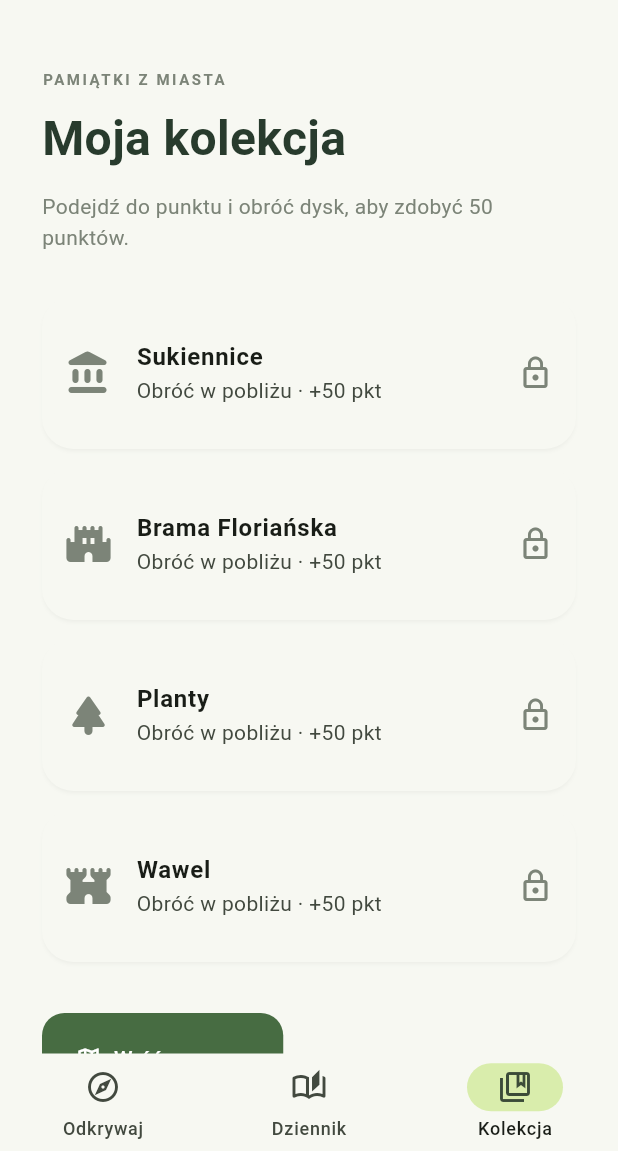
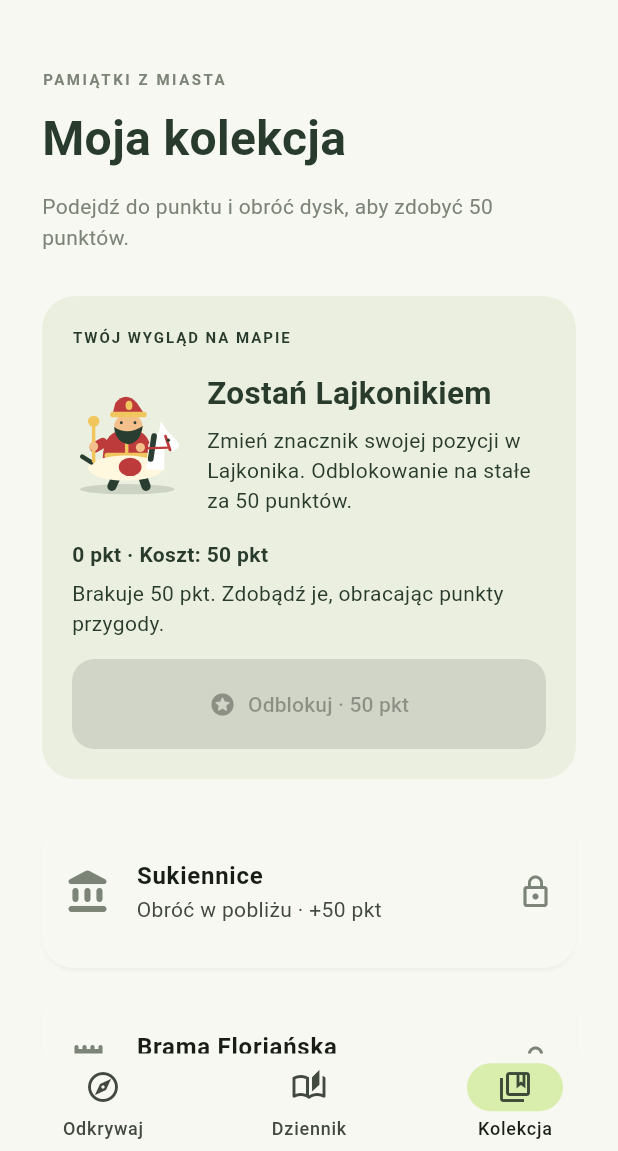
Before and after one commit to Pedritos22/LajkonikGO, a Flutter app: the screen it shows after launch, item 3 of the bottom bar chosen, on a phone screen of 412 x 824 dp, the part 85-1236 px from its top. Run offline on Flutter 3.47's test engine with Material 3 defaults, Android fonts, the phone set to English and light mode, and no system bars; our stand-ins replace flutter_map, geolocator, latlong2, shared_preferences; Roboto replaces fonts that are missing (Segoe UI).

Commit message:
feat: add rewards system

```diff
--- a/mobile/lib/main.dart
+++ b/mobile/lib/main.dart
@@ -13,6 +13,8 @@ import 'rewards.dart';
 import 'point_sheet.dart';
 import 'routing.dart';
 import 'route_sheet.dart';
+import 'lajkonik_avatar.dart';
+import 'skin_card.dart';
 
 const ink = Color(0xFF283B2D);
 const green = Color(0xFF476C42);
@@ -571,8 +573,8 @@ class _ExplorePageState extends State<ExplorePage>
                         height: 88,
                         child: Semantics(
                           label: tracker.demo
-                              ? 'Pozycja demonstracyjna'
-                              : 'Twoja pozycja',
+                              ? 'Pozycja demonstracyjna${rewards.usesLajkonik(true) ? ' · Lajkonik' : ''}'
+                              : 'Twoja pozycja${rewards.usesLajkonik(false) ? ' · Lajkonik' : ''}',
                           child: Container(
                             decoration: BoxDecoration(
                               shape: BoxShape.circle,
@@ -581,8 +583,12 @@ class _ExplorePageState extends State<ExplorePage>
                                 color: green.withValues(alpha: .24),
                               ),
                             ),
-                            padding: const EdgeInsets.all(19),
-                            child: Transform.rotate(
+                            padding: EdgeInsets.all(
+                              rewards.usesLajkonik(tracker.demo) ? 6 : 19,
+                            ),
+                            child: rewards.usesLajkonik(tracker.demo)
+                                ? const LajkonikAvatar(size: 76)
+                                : Transform.rotate(
                                     angle: tracker.heading * math.pi / 180,
                                     child: Container(
                                       decoration: BoxDecoration(
@@ -992,6 +998,7 @@ class _ExplorePageState extends State<ExplorePage>
               ),
           ],
         ] else ...[
+          SkinCard(rewards: rewards, demo: tracker.demo),
           for (final place in landmarks)
             Padding(
               padding: const EdgeInsets.only(bottom: 12),
--- /dev/null
+++ b/mobile/lib/skin_card.dart
@@ -0,0 +1,137 @@
+import 'package:flutter/material.dart';
+
+import 'lajkonik_avatar.dart';
+import 'rewards.dart';
+
+class SkinCard extends StatelessWidget {
+  const SkinCard({super.key, required this.rewards, required this.demo});
+  final RewardsController rewards;
+  final bool demo;
+
+  @override
+  Widget build(BuildContext context) => AnimatedBuilder(
+    animation: rewards,
+    builder: (context, _) {
+      final owned = rewards.ownsLajkonik(demo);
+      final selected = rewards.usesLajkonik(demo);
+      final missing = RewardsController.lajkonikCost - rewards.balance(demo);
+      return Container(
+        margin: const EdgeInsets.only(bottom: 24),
+        padding: const EdgeInsets.all(20),
+        decoration: BoxDecoration(
+          color: const Color(0xFFEBEFDF),
+          borderRadius: BorderRadius.circular(22),
+        ),
+        child: Column(
+          crossAxisAlignment: CrossAxisAlignment.start,
+          children: [
+            const Text(
+              'TWÓJ WYGLĄD NA MAPIE',
+              style: TextStyle(
+                fontSize: 10,
+                letterSpacing: 1.3,
+                fontWeight: FontWeight.w700,
+              ),
+            ),
+            const SizedBox(height: 16),
+            Row(
+              children: [
+                const LajkonikAvatar(size: 76),
+                const SizedBox(width: 14),
+                Expanded(
+                  child: Column(
+                    crossAxisAlignment: CrossAxisAlignment.start,
+                    children: [
+                      const Text(
+                        'Zostań Lajkonikiem',
+                        style: TextStyle(
+                          fontSize: 21,
+                          fontWeight: FontWeight.w700,
+                        ),
+                      ),
+                      const SizedBox(height: 6),
+                      Text(
+                        selected ? 'Lajkonik jest Twoim znacznikiem pozycji.' : 'Zmień znacznik swojej pozycji w Lajkonika. Odblokowanie na stałe za 50 punktów.',
+                      ),
+                    ],
+                  ),
+                ),
+              ],
+            ),
+            const SizedBox(height: 16),
+            Text(
+              '${rewards.balance(demo)} pkt${demo ? ' demo' : ''} · ${owned ? 'Wygląd odblokowany' : 'Koszt: 50 pkt'}',
+              style: const TextStyle(fontWeight: FontWeight.w600),
+            ),
+            if (!owned && missing > 0)
+              Padding(
+                padding: const EdgeInsets.only(top: 6),
+                child: Text(
+                  'Brakuje $missing pkt. Zdobądź je, obracając punkty przygody.',
+                ),
+              ),
+            const SizedBox(height: 14),
+            SizedBox(
+              width: double.infinity,
+              child: FilledButton.icon(
+                onPressed:
+                    !rewards.loaded || (!owned && missing > 0) || selected
+                    ? null
+                    : () {
+                        if (owned) {
+                          rewards.selectLajkonik(demo, true);
+                        } else if (rewards.buyLajkonik(demo)) {
+                          ScaffoldMessenger.of(context).showSnackBar(
+                            const SnackBar(
+                              content: Text(
+                                'Lajkonik odblokowany! Znajdziesz go na mapie.',
+                              ),
+                            ),
+                          );
+                        }
+                      },
+                icon: Icon(
+                  selected
+                      ? Icons.check_circle_outline
+                      : owned
+                      ? Icons.person_pin_circle_outlined
+                      : Icons.stars_rounded,
+                ),
+                label: Text(
+                  selected
+                      ? 'Lajkonik wybrany'
+                      : owned
+                      ? 'Użyj Lajkonika'
+                      : 'Odblokuj · 50 pkt',
+                ),
+              ),
+            ),
+            if (selected)
+              Center(
+                child: TextButton(
+                  onPressed: () => rewards.selectLajkonik(demo, false),
+                  child: const Text('Użyj zwykłego znacznika'),
+                ),
+              ),
+            if (demo)
+              const Padding(
+                padding: EdgeInsets.only(top: 10),
+                child: Text(
+                  'Wygląd demo jest oddzielony od wyglądu kupionego za punkty GPS.',
+                  style: TextStyle(fontSize: 11),
+                ),
+              ),
+            if (!rewards.persistent)
+              const Padding(
+                padding: EdgeInsets.only(top: 10),
+                child: Text(
+                  'Zapis lokalny niedostępny — zakup i wygląd pozostaną tylko w tej sesji.',
+                  style: TextStyle(fontSize: 11),
+                ),
+              ),
+          ],
+        ),
+      );
+    },
+  );
+}
```
Also changed, not shown: mobile/lib/lajkonik_avatar.dart (added, +113 -0 lines), mobile/lib/rewards.dart (+44 -0 lines), 4 other files. Lines whose indentation alone changed are shown as unchanged.
